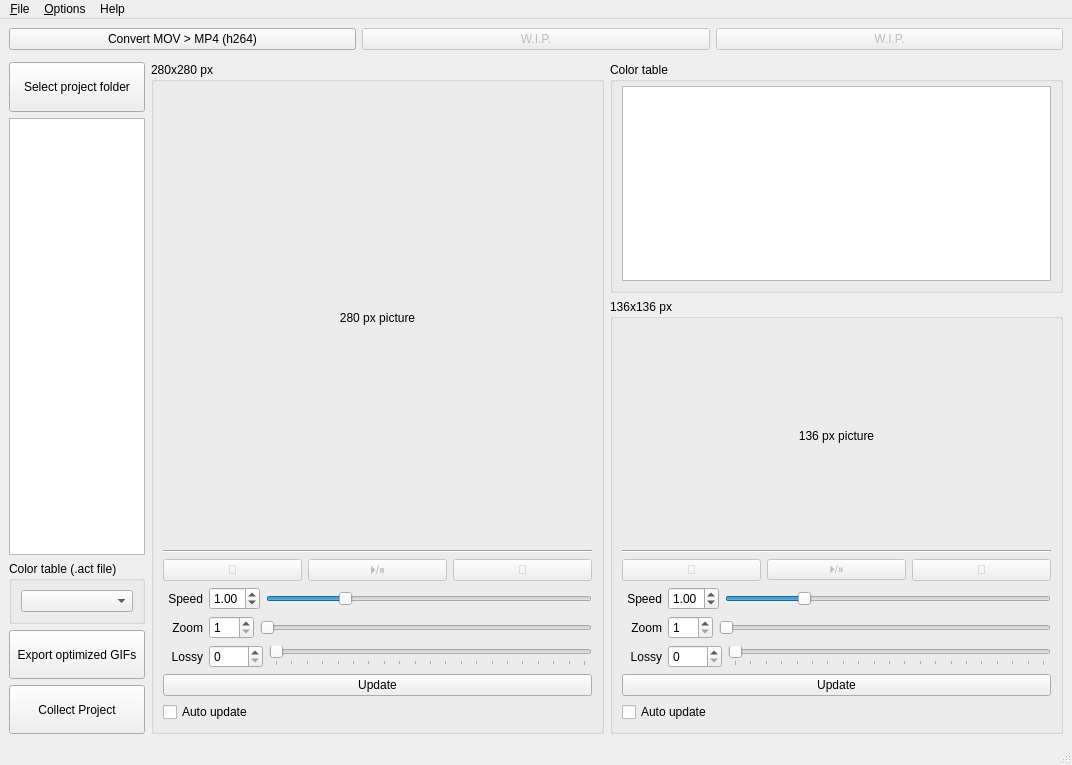
Day0Dreamer/Vault-of-Gifs, file widgets/MainWindow.ui: the form before one commit.
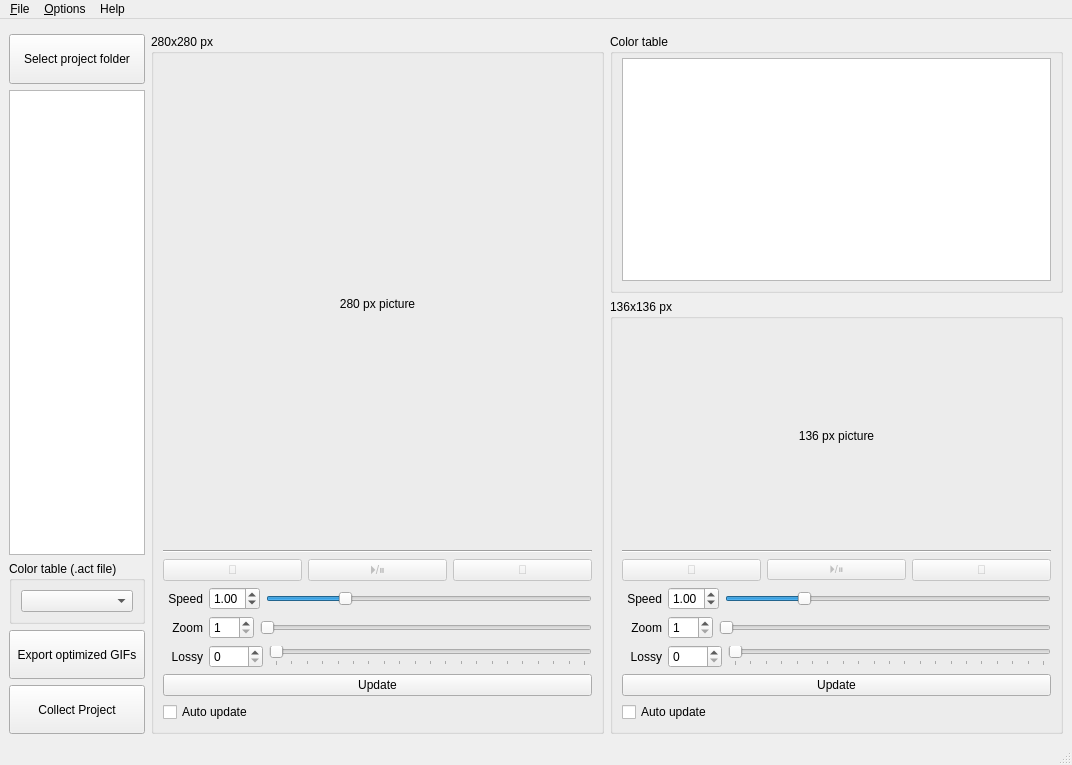
The form after the commit.

Commit message: Adding comments, todos, cleaning up, new buttons (clean gifs, clean temp etc.)

The edit to the form file:
```diff
--- a/widgets/MainWindow.ui
+++ b/widgets/MainWindow.ui
@@ -18,40 +18,6 @@
     <property name="topMargin">
      <number>9</number>
     </property>
-    <item>
-     <layout class="QHBoxLayout" name="layout_topshelf">
-      <item>
-       <widget class="QPushButton" name="btn_top1">
-        <property name="enabled">
-         <bool>true</bool>
-        </property>
-        <property name="text">
-         <string>Convert MOV &gt; MP4 (h264)</string>
-        </property>
-       </widget>
-      </item>
-      <item>
-       <widget class="QPushButton" name="btn_top3">
-        <property name="enabled">
-         <bool>false</bool>
-        </property>
-        <property name="text">
-         <string>W.I.P.</string>
-        </property>
-       </widget>
-      </item>
-      <item>
-       <widget class="QPushButton" name="btn_top4">
-        <property name="enabled">
-         <bool>false</bool>
-        </property>
-        <property name="text">
-         <string>W.I.P.</string>
-        </property>
-       </widget>
-      </item>
-     </layout>
-    </item>
     <item>
      <widget class="Line" name="separator_topshelf"/>
     </item>
```
Left out of the diff: 13 changed lines with no effect on the pictures. The commit also changes 3 other files.
